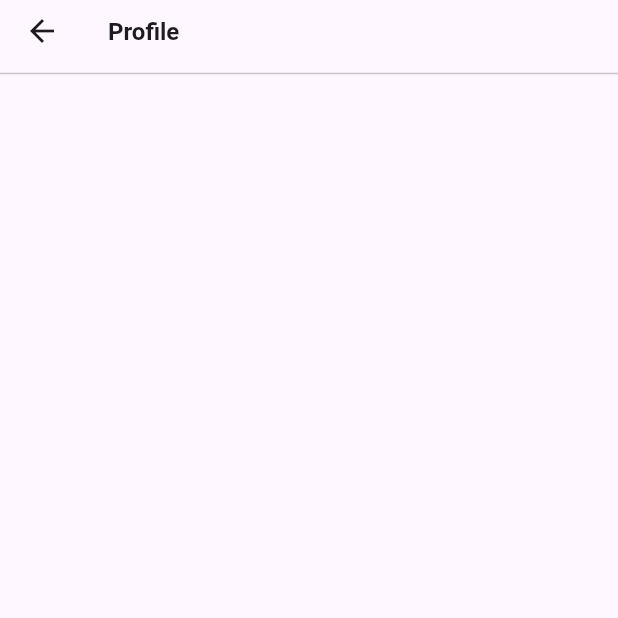
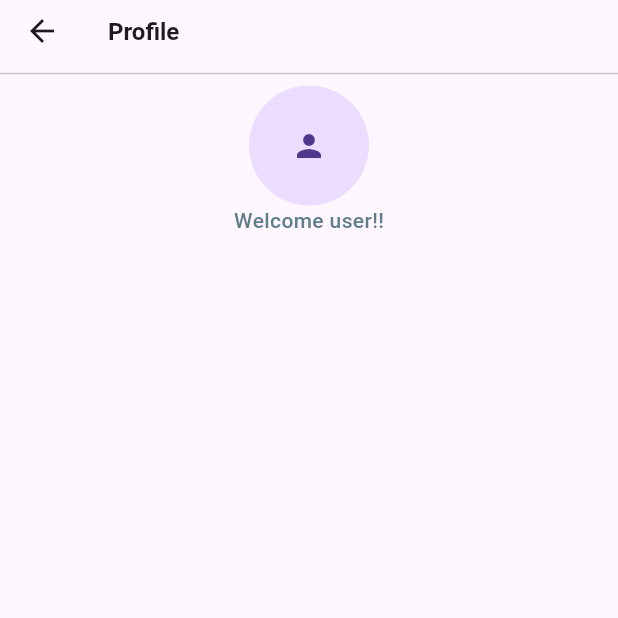
Before and after one commit to swornika-maharjan/Quiz_App, a Flutter app: the screen it shows after launch, item 2 of the bottom bar chosen, on a phone screen of 412 x 824 dp, the top half of it. Run offline on Flutter 3.47's test engine with Material 3 defaults, Android fonts, the phone set to English and light mode, and no system bars; our stand-ins replace firebase_core, firebase_messaging, flutter_local_notifications, get, hive, hive_flutter and 1 more; accounts and stored records are empty.

Commit message:
code update

```diff
--- a/lib/features/screens/profile_screen.dart
+++ b/lib/features/screens/profile_screen.dart
@@ -16,9 +16,23 @@ class ProfileScreen extends StatelessWidget {
           child: Divider(),
         ),
       ),
-      body: Column(children: [
-
-      ],),
+      body: Column(
+        crossAxisAlignment: CrossAxisAlignment.center,
+        children: [
+          Align(
+            alignment: Alignment.center,
+            child: CircleAvatar(radius: 40, child: Icon(Icons.person)),
+          ),
+          Text(
+            'Welcome user!!',
+            style: TextStyle(
+              fontSize: 14,
+              fontWeight: FontWeight.w500,
+              color: Colors.blueGrey,
+            ),
+          ),
+        ],
+      ),
     );
   }
 }
```
Also changed, not shown: lib/features/auth/screens/login_screen.dart (added, +17 -0 lines), pubspec.lock, 6 other files.
